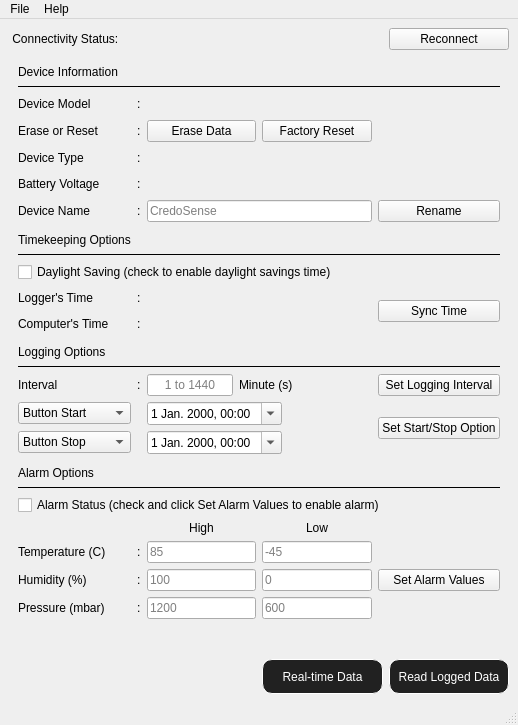
First picture: the form in main/main_window.ui, repository CredoSenseInc/CredoWare, before the edit.
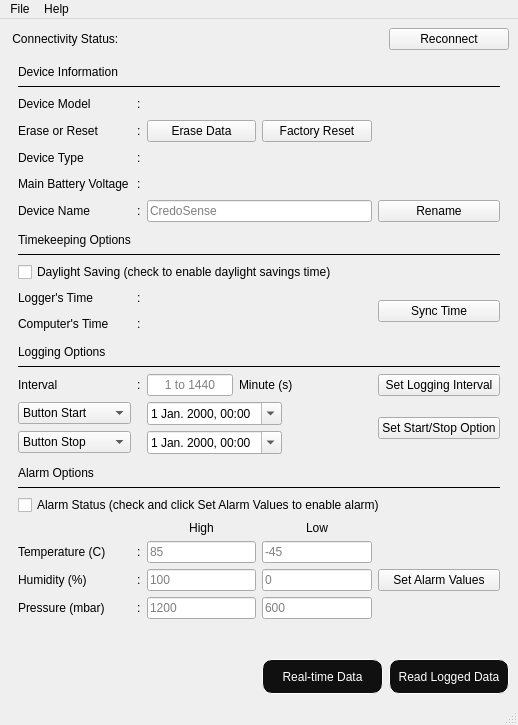
Second picture: the form after the edit.

Diff of the .ui file:
```diff
--- a/main/main_window.ui
+++ b/main/main_window.ui
@@ -581,7 +581,7 @@
            </font>
           </property>
           <property name="text">
-           <string>Battery Voltage</string>
+           <string>Main Battery Voltage</string>
           </property>
          </widget>
         </item>
@@ -1379,14 +1379,36 @@
        <string>Start real time data streaming window</string>
       </property>
       <property name="styleSheet">
-       <string notr="true">background-color: rgb(33, 33, 33);
-color: rgb(255, 255, 255);
-border: 1px solid white;
-border-radius: 10px;</string>
+       <string notr="true">QPushButton{
+	background-color: rgb(16, 16, 16);
+	color: rgb(255, 255, 255);
+	border: 1px solid white;
+	border-radius: 10px;
+	padding: 5px;
+}
+
+QPushButton:hover{
+	background-color: rgb(40, 40, 40);
+	color: rgb(255, 255, 255);
+	border: 1px solid white;
+	border-radius: 10px;
+	padding: 5px;
+}
+
+QPushButton:pressed{
+	background-color: rgb(20, 20, 20);
+	color: rgb(255, 255, 255);
+	border: 1px solid white;
+	border-radius: 10px;
+	padding: 5px;;
+}</string>
       </property>
       <property name="text">
        <string>Real-time Data</string>
       </property>
+      <property name="flat">
+       <bool>false</bool>
+      </property>
      </widget>
     </item>
     <item row="3" column="3">
@@ -1412,10 +1434,29 @@
        <string>Read data saved in the logger</string>
       </property>
       <property name="styleSheet">
-       <string notr="true">background-color: rgb(33, 33, 33);
-color: rgb(255, 255, 255);
-border: 1px solid white;
-border-radius: 10px;</string>
+       <string notr="true">QPushButton{
+	background-color: rgb(16, 16, 16);
+	color: rgb(255, 255, 255);
+	border: 1px solid white;
+	border-radius: 10px;
+	padding: 5px;
+}
+
+QPushButton:hover{
+	background-color: rgb(40, 40, 40);
+	color: rgb(255, 255, 255);
+	border: 1px solid white;
+	border-radius: 10px;
+	padding: 5px;
+}
+
+QPushButton:pressed{
+	background-color: rgb(20, 20, 20);
+	color: rgb(255, 255, 255);
+	border: 1px solid white;
+	border-radius: 10px;
+	padding: 5px;;
+}</string>
       </property>
       <property name="text">
        <string>Read Logged Data</string>
```
Left out of the diff: 7 changed lines with no effect on the pictures.
